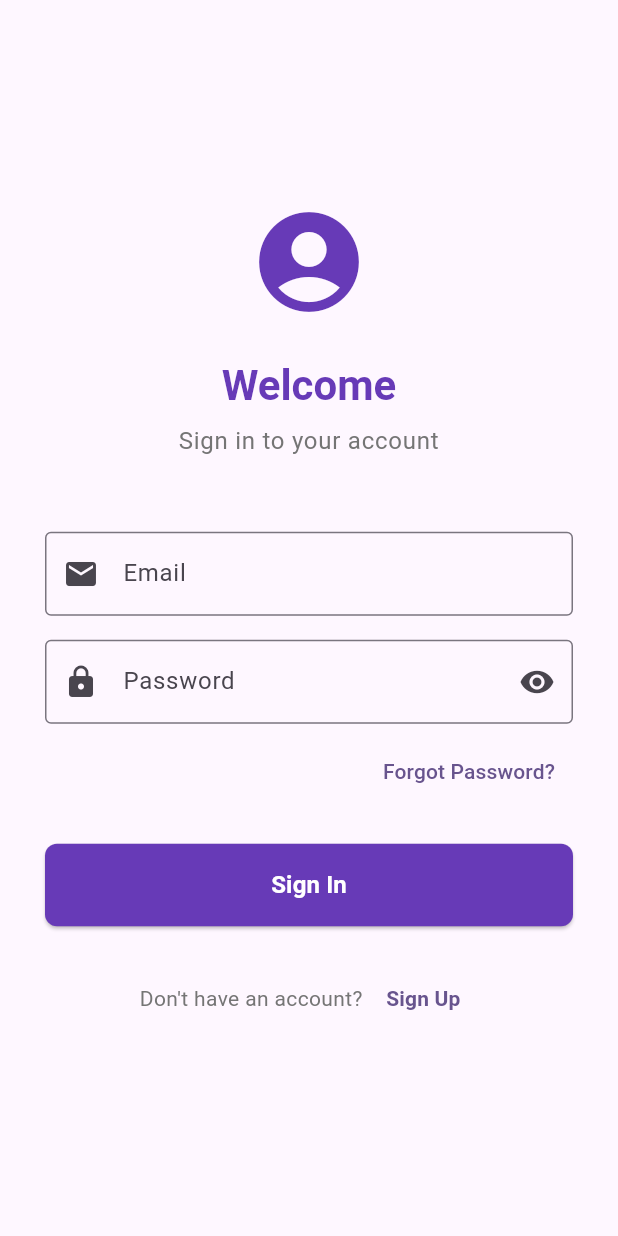
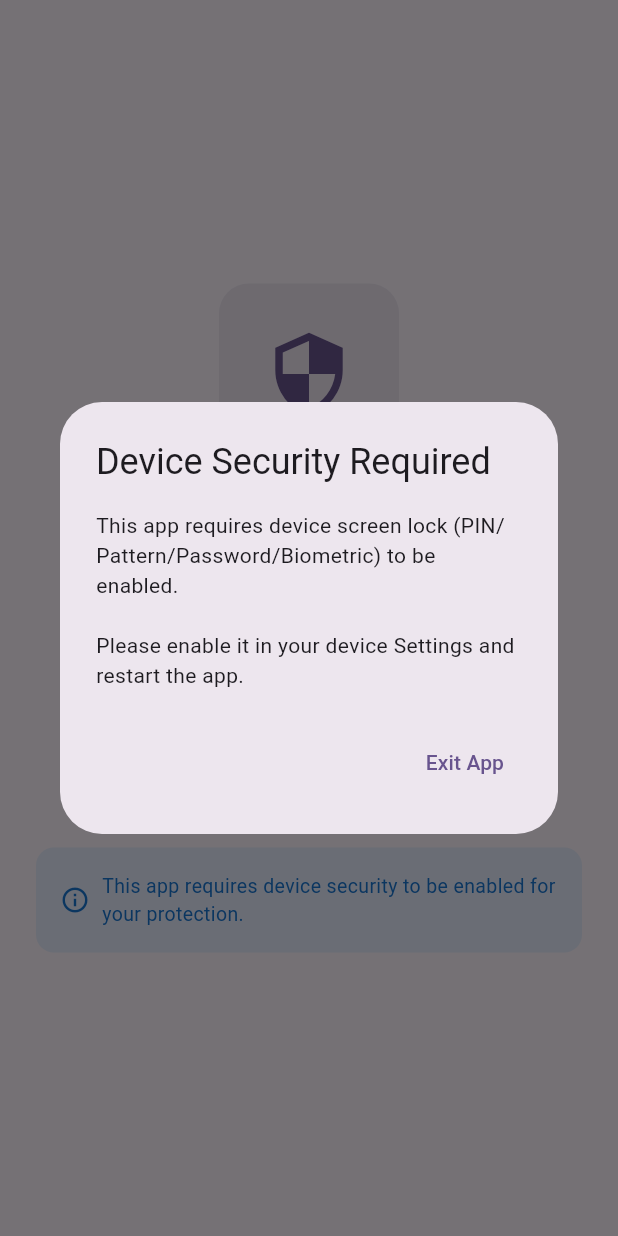
Before and after one commit to utkarshkgithub/Benchmark, a Flutter app: the screen it shows after launch, on a phone screen of 412 x 824 dp. Run offline on Flutter 3.47's test engine with Material 3 defaults, Android fonts, the phone set to English and light mode, and no system bars; our stand-ins replace device_info_plus, flutter_dotenv, flutter_secure_storage, geolocator, local_auth, logger and 2 more; missing offline and left inert: app_security, mobile_scanner, safe_device.

Commit message:
feat: add the app lock requirement

```diff
--- a/mobile/lib/main.dart
+++ b/mobile/lib/main.dart
@@ -7,6 +7,7 @@ import 'screens/home_screen.dart';
 import 'screens/instructor_screen.dart';
 import 'models/user_models.dart';
 import 'screens/splash_screen.dart';
+import 'screens/security_screen.dart';
 
 void main() async {
   WidgetsFlutterBinding.ensureInitialized();
@@ -64,7 +65,7 @@ class _MyAppState extends State<MyApp> {
           colorScheme: ColorScheme.fromSeed(seedColor: Colors.deepPurple),
           useMaterial3: true,
         ),
-        home: SplashScreen(
+        home: SecurityScreen(
           nextScreen: Consumer<AuthProvider>(
             builder: (context, authProvider, child) {
               if (authProvider.isAuthenticated && authProvider.user != null) {
--- a/mobile/lib/screens/instructor_screen.dart
+++ b/mobile/lib/screens/instructor_screen.dart
@@ -323,7 +323,7 @@ class _InstructorPageState extends State<InstructorPage> {
       }
 
       final url =
-          'https://benchmark-official.onrender.com/api/v2/subject/getAttendanceDetails';
+          'https://benchmark-official.onrender.com/api/v3/subject/getAttendanceDetails';
 
       final response = await http.post(
         Uri.parse(url),
@@ -645,7 +645,7 @@ class _InstructorPageState extends State<InstructorPage> {
                           MaterialPageRoute(
                             builder: (context) => ReusableQRScanner(
                               endpoint:
-                                  '/api/v2/subject/verifyqrcodeInstructor',
+                                  '/api/v3/subject/verifyqrcodeInstructor',
                               title: 'Instructor QR Scanner',
                             ),
                           ),
--- a/mobile/lib/screens/qr_scanner_screen.dart
+++ b/mobile/lib/screens/qr_scanner_screen.dart
@@ -200,7 +200,7 @@ class _QRScannerScreenState extends State<QRScannerScreen> {
         qrJson = {'qr_data': qrData, 'raw': true};
       }
 
-      final uri = Uri.parse('$_backendUrl/api/v2/subject/verifyqrcode');
+      final uri = Uri.parse('$_backendUrl/api/v3/subject/verifyqrcode');
       final headers = {
         'Content-Type': 'application/json',
         'Accept': 'application/json',
--- /dev/null
+++ b/mobile/lib/screens/security_screen.dart
@@ -0,0 +1,238 @@
+import 'package:flutter/material.dart';
+import 'package:flutter/services.dart';
+import '../utils/security_guard.dart';
+import 'splash_screen.dart';
+
+class SecurityScreen extends StatefulWidget {
+  final Widget nextScreen;
+
+  const SecurityScreen({
+    super.key,
+    required this.nextScreen,
+  });
+
+  @override
+  State<SecurityScreen> createState() => _SecurityScreenState();
+}
+
+class _SecurityScreenState extends State<SecurityScreen> {
+  bool _isLoading = true;
+  bool _isAuthenticating = false;
+  String _statusMessage = 'Checking device security...';
+
+  @override
+  void initState() {
+    super.initState();
+    WidgetsBinding.instance.addPostFrameCallback((_) {
+      _performSecurityCheck();
+    });
+  }
+
+  Future<void> _performSecurityCheck() async {
+    try {
+      setState(() {
+        _isLoading = true;
+        _isAuthenticating = false;
+        _statusMessage = 'Checking device security...';
+      });
+
+      // Check if biometric is available
+      final bool biometricAvailable = await SecurityGuard.isBiometricAvailable();
+
+      if (biometricAvailable) {
+        setState(() {
+          _statusMessage = 'Biometric authentication required...';
+          _isAuthenticating = true;
+        });
+      } else {
+        setState(() {
+          _statusMessage = 'Device authentication required...';
+          _isAuthenticating = true;
+        });
+      }
+
+      // Perform authentication
+      final bool authenticated = await SecurityGuard.checkAndAuthenticate(context);
+
+      if (authenticated) {
+        // Authentication successful - navigate to next screen
+        if (mounted) {
+          Navigator.pushReplacement(
+            context,
+            MaterialPageRoute(
+              builder: (_) => SplashScreen(nextScreen: widget.nextScreen),
+            ),
+          );
+        }
+      } else {
+        // Authentication failed - stay on security screen
+        setState(() {
+          _isLoading = false;
+          _isAuthenticating = false;
+          _statusMessage = 'Authentication required to continue';
+        });
+      }
+    } catch (e) {
+      // Handle unexpected errors
+      setState(() {
+        _isLoading = false;
+        _isAuthenticating = false;
+        _statusMessage = 'Security check failed';
+      });
+
+      if (mounted) {
+        _showErrorDialog('Security Error', 'An unexpected error occurred: $e');
+      }
+    }
+  }
+
+  void _showErrorDialog(String title, String message) {
+    showDialog(
+      context: context,
+      barrierDismissible: false,
+      builder: (context) => AlertDialog(
+        title: Text(title),
+        content: Text(message),
+        actions: [
+          TextButton(
+            onPressed: () => SystemNavigator.pop(),
+            child: const Text('Exit App'),
+          ),
+        ],
+      ),
+    );
+  }
+
+  @override
+  Widget build(BuildContext context) {
+    return Scaffold(
+      body: SafeArea(
+        child: Center(
+          child: Padding(
+            padding: const EdgeInsets.all(24.0),
+            child: Column(
+              mainAxisAlignment: MainAxisAlignment.center,
+              children: [
+                // App logo or icon
+                Container(
+                  width: 120,
+                  height: 120,
+                  decoration: BoxDecoration(
+                    color: Theme.of(context).primaryColor.withOpacity(0.1),
+                    borderRadius: BorderRadius.circular(20),
+                  ),
+                  child: Icon(
+                    Icons.security,
+                    size: 60,
+                    color: Theme.of(context).primaryColor,
+                  ),
+                ),
+
+                const SizedBox(height: 32),
+
+                // Title
+                Text(
+                  'Security Check',
+                  style: Theme.of(context).textTheme.headlineMedium?.copyWith(
+                    fontWeight: FontWeight.bold,
+                    color: Theme.of(context).primaryColor,
+                  ),
+                ),
+
+                const SizedBox(height: 16),
+
+                // Status message
+                Text(
+                  _statusMessage,
+                  textAlign: TextAlign.center,
+                  style: Theme.of(context).textTheme.bodyLarge?.copyWith(
+                    color: Colors.grey[600],
+                  ),
+                ),
+
+                const SizedBox(height: 32),
+
+                // Loading indicator
+                if (_isLoading || _isAuthenticating)
+                  Column(
+                    children: [
+                      SizedBox(
+                        width: 40,
+                        height: 40,
+                        child: CircularProgressIndicator(
+                          strokeWidth: 3,
+                          valueColor: AlwaysStoppedAnimation<Color>(
+                            Theme.of(context).primaryColor,
+                          ),
+                        ),
+                      ),
+                      const SizedBox(height: 16),
+                      if (_isAuthenticating)
+                        Text(
+                          'Please complete authentication',
+                          style: Theme.of(context).textTheme.bodyMedium?.copyWith(
+                            color: Colors.grey[500],
+                          ),
+                        ),
+                    ],
+                  ),
+
+                // Show message when authentication fails
+                if (!_isLoading && !_isAuthenticating)
+                  Column(
+                    children: [
+                      Text(
+                        'Authentication is required to continue',
+                        textAlign: TextAlign.center,
+                        style: Theme.of(context).textTheme.bodyMedium?.copyWith(
+                          color: Colors.red[600],
+                          fontWeight: FontWeight.w500,
+                        ),
+                      ),
+
+                      const SizedBox(height: 16),
+
+                      TextButton(
+                        onPressed: () => SystemNavigator.pop(),
+                        child: const Text('Exit App'),
+                      ),
+                    ],
+                  ),
+
+                const SizedBox(height: 32),
+
+                // Info text
+                Container(
+                  padding: const EdgeInsets.all(16),
+                  decoration: BoxDecoration(
+                    color: Colors.blue.withOpacity(0.1),
+                    borderRadius: BorderRadius.circular(12),
+                  ),
+                  child: Row(
+                    children: [
+                      Icon(
+                        Icons.info_outline,
+                        color: Colors.blue[700],
+                        size: 20,
+                      ),
+                      const SizedBox(width: 8),
+                      Expanded(
+                        child: Text(
+                          'This app requires device security to be enabled for your protection.',
+                          style: TextStyle(
+                            color: Colors.blue[700],
+                            fontSize: 13,
+                          ),
+                        ),
+                      ),
+                    ],
+                  ),
+                ),
+              ],
+            ),
+          ),
+        ),
+      ),
+    );
+  }
+}
--- a/mobile/lib/screens/signup_screen.dart
+++ b/mobile/lib/screens/signup_screen.dart
@@ -209,7 +209,7 @@ class _SignUpScreenState extends State<SignUpScreen> {
     try {
       final response = await http.get(
         Uri.parse(
-          'https://benchmark-official.onrender.com/api/v2/subject/fetch-subjects',
+          'https://benchmark-official.onrender.com/api/v3/subject/fetch-subjects',
         ),
         headers: {'Content-Type': 'application/json'},
       );
--- a/mobile/lib/utils/password_api_examples.dart
+++ b/mobile/lib/utils/password_api_examples.dart
@@ -160,12 +160,12 @@
 // class PasswordAPIEndpointVerification {
 //   static void logEndpointConfiguration() {
 //     AppLogger.info('=== Password API Endpoint Configuration ===');
-//     AppLogger.network('Send OTP Endpoint: {BACKEND_URL}/api/v2/auth/sendOTP');
+//     AppLogger.network('Send OTP Endpoint: {BACKEND_URL}/api/v3/auth/sendOTP');
 //     AppLogger.network(
-//       'Change Password Endpoint: {BACKEND_URL}/api/v2/auth/changepassword',
+//       'Change Password Endpoint: {BACKEND_URL}/api/v3/auth/changepassword',
 //     );
 //     AppLogger.network(
-//       'Forgot Password Endpoint: {BACKEND_URL}/api/v2/auth/forgotpassword',
+//       'Forgot Password Endpoint: {BACKEND_URL}/api/v3/auth/forgotpassword',
 //     );
 
 //     AppLogger.info('=== Expected Request Bodies ===');
--- /dev/null
+++ b/mobile/lib/utils/security_guard.dart
@@ -0,0 +1,159 @@
+import 'package:flutter/material.dart';
+import 'package:flutter/services.dart';
+import 'package:local_auth/local_auth.dart';
+
+class SecurityGuard {
+  static final LocalAuthentication _auth = LocalAuthentication();
+  static const _platform = MethodChannel('security_channel');
+
+  /// Check device security and authenticate user
+  /// Returns true if authentication is successful
+  static Future<bool> checkAndAuthenticate(BuildContext context) async {
+    try {
+      // First check if device has screen lock (Android native check)
+      final bool hasDeviceSecurity = await _isDeviceSecure();
+
+      if (!hasDeviceSecurity) {
+        _showSecurityRequiredDialog(context);
+        return false;
+      }
+
+      // Check if authentication is available
+      final bool canCheckBiometrics = await _auth.canCheckBiometrics;
+      final bool isDeviceSupported = await _auth.isDeviceSupported();
+      final bool canAuthenticate = canCheckBiometrics || isDeviceSupported;
+
+      if (!canAuthenticate) {
+        _showSecurityRequiredDialog(context);
+        return false;
+      }
+
+      // Get available biometrics
+      final List<BiometricType> availableBiometrics = await _auth.getAvailableBiometrics();
+
+      // Check if biometric authentication is available
+      final bool hasBiometrics = availableBiometrics.isNotEmpty;
+
+      // Perform authentication - use biometric only if available, no fallback to PIN/pattern
+      try {
+        final bool authenticated = await _auth.authenticate(
+          localizedReason: 'Please authenticate to access the app',
+          biometricOnly: hasBiometrics, // Only use biometrics if available, no PIN/pattern fallback
+        );
+
+        return authenticated;
+      } on PlatformException catch (e) {
+        _handlePlatformException(context, e);
+        return false;
+      } catch (e) {
+        _showErrorDialog(context, 'Authentication failed: $e');
+        return false;
+      }
+    } catch (e) {
+      _showErrorDialog(context, 'Security check failed: $e');
+      return false;
+    }
+  }
+
+  /// Check if device has secure lock screen (Android specific)
+  static Future<bool> _isDeviceSecure() async {
+    try {
+      final bool isSecure = await _platform.invokeMethod('isDeviceSecure');
+      return isSecure;
+    } on PlatformException catch (e) {
+      // If platform method fails, fall back to local_auth check
+      debugPrint("Failed to check device security: ${e.message}");
+      return true; // Assume secure to allow fallback auth
+    } catch (e) {
+      debugPrint("Unexpected error checking device security: $e");
+      return true; // Assume secure to allow fallback auth
+    }
+  }
+
+  /// Handle platform-specific exceptions
+  static void _handlePlatformException(BuildContext context, PlatformException e) {
+    String message;
+    switch (e.code) {
+      case 'NotAvailable':
+        message = 'Biometric authentication is not available on this device.\nPlease enable device security in Settings.';
+        break;
+      case 'NotEnrolled':
+        message = 'No biometric credentials are enrolled.\nPlease set up biometric authentication in Settings.';
+        break;
+      case 'LockedOut':
+        message = 'Biometric authentication is locked due to too many failed attempts.\nPlease try again later.';
+        break;
+      case 'PermanentlyLockedOut':
+        message = 'Biometric authentication is permanently locked.\nPlease use device credentials.';
+        break;
+      case 'BiometricOnlyNotSupported':
+        message = 'Biometric-only authentication is not supported on this device.';
+        break;
+      default:
+        message = 'Authentication failed: ${e.message ?? 'Unknown error'}';
+    }
+
+    _showErrorDialog(context, message);
+  }
+
+  /// Show dialog when device security is required but not available
+  static void _showSecurityRequiredDialog(BuildContext context) {
+    showDialog(
+      context: context,
+      barrierDismissible: false,
+      builder: (context) => AlertDialog(
+        title: const Text('Device Security Required'),
+        content: const Text(
+          'This app requires device screen lock (PIN/Pattern/Password/Biometric) to be enabled.\n\n'
+          'Please enable it in your device Settings and restart the app.'
+        ),
+        actions: [
+          TextButton(
+            onPressed: () => SystemNavigator.pop(),
+            child: const Text('Exit App'),
+          ),
+        ],
+      ),
+    );
+  }
+
+  /// Show generic error dialog
+  static void _showErrorDialog(BuildContext context, String message) {
+    showDialog(
+      context: context,
+      barrierDismissible: false,
+      builder: (context) => AlertDialog(
+        title: const Text('Authentication Error'),
+        content: Text(message),
+        actions: [
+          TextButton(
+            onPressed: () => SystemNavigator.pop(),
+            child: const Text('Exit App'),
+          ),
+        ],
+      ),
+    );
+  }
+
+  /// Check if biometric authentication is available
+  static Future<bool> isBiometricAvailable() async {
+    try {
+      final bool canCheckBiometrics = await _auth.canCheckBiometrics;
+      if (!canCheckBiometrics) return false;
+
+      final List<BiometricType> availableBiometrics = await _auth.getAvailableBiometrics();
+      return availableBiometrics.isNotEmpty;
+    } catch (e) {
+      return false;
+    }
+  }
+
+  /// Get available biometric types
+  static Future<List<BiometricType>> getAvailableBiometrics() async {
+    try {
+      return await _auth.getAvailableBiometrics();
+    } catch (e) {
+      return [];
+    }
+  }
+}
--- a/mobile/pubspec.yaml
+++ b/mobile/pubspec.yaml
@@ -1,4 +1,4 @@
-name: Benchmark
+name: benchmark
 description: Attendance tracking app
 publish_to: 'none'
 version: 1.0.0+1
@@ -18,12 +18,13 @@ dependencies:
   http: ^1.2.1
   flutter_secure_storage: ^9.2.2
   uuid: ^4.5.1
-  flutter_dotenv: ^5.1.0
+  flutter_dotenv: ^6.0.0
   shared_preferences: ^2.3.2
   mobile_scanner: ^7.0.1
   vector_math: ^2.1.4
   safe_device: ^1.3.5
   app_security: ^1.0.7
+  local_auth: ^3.0.0
 
 dev_dependencies:
   flutter_test:
```
Also changed, not shown: mobile/lib/services/auth_service.dart (+8 -8 lines), mobile/pubspec.lock, 7 other files.
